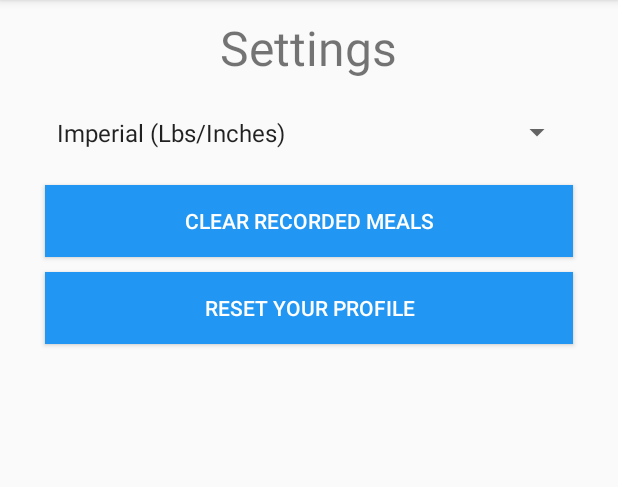
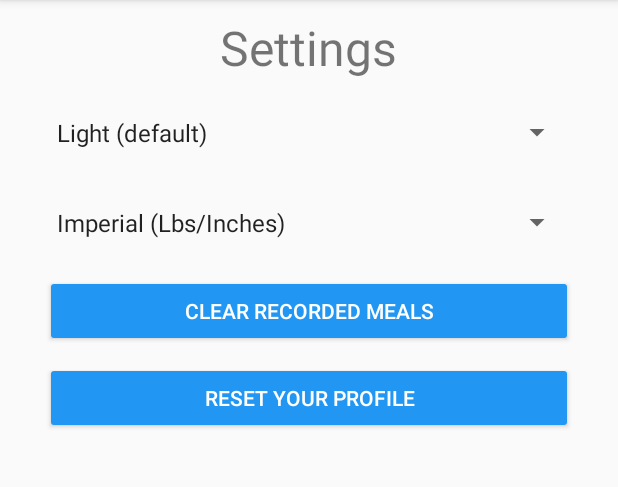
Before and after one commit to WiseHollow/NutriM, an Android app: the SettingsActivity screen opened directly, with no data from a screen before it, on a phone screen of 412 x 824 dp, the part 84-571 px from its top. Run offline under Robolectric (Android 15) with nearby library versions, the phone set to English and light mode, and no system bars; 1 statement that could not run was skipped.

Commit message:
Application now has 2 themes (Light and Dark). Buttons no longer have static background color.

```diff
--- a/app/src/main/java/net/johnbrooks/nutrim/activities/EditProfileActivity.java
+++ b/app/src/main/java/net/johnbrooks/nutrim/activities/EditProfileActivity.java
@@ -11,6 +11,7 @@ import android.widget.TextView;
 import android.widget.Toast;
 
 import net.johnbrooks.nutrim.R;
+import net.johnbrooks.nutrim.utilities.MyApplicationContexts;
 import net.johnbrooks.nutrim.utilities.Profile;
 
 public class EditProfileActivity extends AppCompatActivity
@@ -25,6 +26,7 @@ public class EditProfileActivity extends AppCompatActivity
     protected void onCreate(Bundle savedInstanceState)
     {
         super.onCreate(savedInstanceState);
+        MyApplicationContexts.refreshActivityTheme(EditProfileActivity.this);
         setContentView(R.layout.activity_edit_profile);
 
         //
--- a/app/src/main/java/net/johnbrooks/nutrim/activities/HomeActivity.java
+++ b/app/src/main/java/net/johnbrooks/nutrim/activities/HomeActivity.java
@@ -38,6 +38,7 @@ public class HomeActivity extends AppCompatActivity
     protected void onCreate(Bundle savedInstanceState)
     {
         super.onCreate(savedInstanceState);
+        MyApplicationContexts.refreshActivityTheme(HomeActivity.this);
         setContentView(R.layout.activity_home);
     }
 
--- a/app/src/main/java/net/johnbrooks/nutrim/activities/ManualUpdateActivity.java
+++ b/app/src/main/java/net/johnbrooks/nutrim/activities/ManualUpdateActivity.java
@@ -5,12 +5,12 @@ import android.support.v7.app.AppCompatActivity;
 import android.os.Bundle;
 import android.view.Menu;
 import android.view.MenuItem;
-import android.view.View;
 import android.widget.EditText;
 import android.widget.ImageView;
 import android.widget.Toast;
 
 import net.johnbrooks.nutrim.R;
+import net.johnbrooks.nutrim.utilities.MyApplicationContexts;
 import net.johnbrooks.nutrim.utilities.Profile;
 import net.johnbrooks.nutrim.wrapper.NutritionIXItem;
 
@@ -30,6 +30,7 @@ public class ManualUpdateActivity extends AppCompatActivity
     protected void onCreate(Bundle savedInstanceState)
     {
         super.onCreate(savedInstanceState);
+        MyApplicationContexts.refreshActivityTheme(ManualUpdateActivity.this);
         setContentView(R.layout.activity_manual_update);
 
         //
--- a/app/src/main/java/net/johnbrooks/nutrim/activities/MyProfileActivity.java
+++ b/app/src/main/java/net/johnbrooks/nutrim/activities/MyProfileActivity.java
@@ -11,6 +11,7 @@ import android.widget.LinearLayout;
 import android.widget.TextView;
 
 import net.johnbrooks.nutrim.R;
+import net.johnbrooks.nutrim.utilities.MyApplicationContexts;
 import net.johnbrooks.nutrim.utilities.Profile;
 import net.johnbrooks.nutrim.wrapper.NutritionIXItem;
 
@@ -23,6 +24,7 @@ public class MyProfileActivity extends AppCompatActivity
     protected void onCreate(Bundle savedInstanceState)
     {
         super.onCreate(savedInstanceState);
+        MyApplicationContexts.refreshActivityTheme(MyProfileActivity.this);
         setContentView(R.layout.activity_my_profile);
 
         //
--- a/app/src/main/java/net/johnbrooks/nutrim/activities/NewAccountActivity.java
+++ b/app/src/main/java/net/johnbrooks/nutrim/activities/NewAccountActivity.java
@@ -46,6 +46,7 @@ public class NewAccountActivity extends AppCompatActivity
     protected void onCreate(Bundle savedInstanceState)
     {
         super.onCreate(savedInstanceState);
+        MyApplicationContexts.refreshActivityTheme(NewAccountActivity.this);
         setContentView(R.layout.activity_new_account);
         MyApplicationContexts.getLatestContextWrapper(NewAccountActivity.this);
 
--- a/app/src/main/java/net/johnbrooks/nutrim/activities/SplashActivity.java
+++ b/app/src/main/java/net/johnbrooks/nutrim/activities/SplashActivity.java
@@ -20,6 +20,7 @@ public class SplashActivity extends Activity
         super.onCreate(savedInstanceState);
         requestWindowFeature(Window.FEATURE_NO_TITLE);
         setContentView(R.layout.activity_splash);
+        //setContentView(R.layout.activity_splash);
     }
 
     @Override
--- a/app/src/main/java/net/johnbrooks/nutrim/activities/UpdateActivity.java
+++ b/app/src/main/java/net/johnbrooks/nutrim/activities/UpdateActivity.java
@@ -53,6 +53,7 @@ public class UpdateActivity extends AppCompatActivity
     protected void onCreate(Bundle savedInstanceState)
     {
         super.onCreate(savedInstanceState);
+        MyApplicationContexts.refreshActivityTheme(UpdateActivity.this);
         setContentView(R.layout.activity_update);
         //
         // Prepare back button
--- a/app/src/main/res/layout/activity_edit_profile.xml
+++ b/app/src/main/res/layout/activity_edit_profile.xml
@@ -200,7 +200,6 @@
                 android:id="@+id/editProfileActivity_button_finish"
                 android:layout_width="match_parent"
                 android:layout_height="wrap_content"
-                android:background="#2196F3"
                 android:textColor="#fff"
                 android:text="Finish"
                 android:layout_marginTop="20dp"
--- a/app/src/main/res/layout/activity_my_profile.xml
+++ b/app/src/main/res/layout/activity_my_profile.xml
@@ -211,7 +211,6 @@
         android:id="@+id/myProfileActivity_button_editProfile"
         android:layout_width="match_parent"
         android:layout_height="wrap_content"
-        android:background="#2196F3"
         android:textColor="#fff"
         android:text="Edit Profile"
         android:layout_marginTop="2dp"
--- a/app/src/main/res/layout/activity_new_account.xml
+++ b/app/src/main/res/layout/activity_new_account.xml
@@ -154,7 +154,6 @@
                 android:id="@+id/newAccountActivity_button_finish"
                 android:layout_width="match_parent"
                 android:layout_height="wrap_content"
-                android:background="#2196F3"
                 android:textColor="#fff"
                 android:text="Let's Go"
                 android:layout_marginTop="20dp"
--- a/app/src/main/res/layout/activity_settings.xml
+++ b/app/src/main/res/layout/activity_settings.xml
@@ -18,6 +18,18 @@
         />
 
     <Spinner
+        android:id="@+id/settingsActivity_theme"
+        android:layout_width="match_parent"
+        android:layout_height="50dp"
+        android:entries="@array/themes"
+        android:layout_marginBottom="10dp"
+        android:layout_marginRight="30dp"
+        android:layout_marginLeft="30dp"
+        >
+
+    </Spinner>
+
+    <Spinner
         android:id="@+id/settingsActivity_spinner_measurement"
         android:layout_width="match_parent"
         android:layout_height="50dp"
@@ -33,7 +45,6 @@
         android:id="@+id/settingsActivity_button_clearFood"
         android:layout_width="match_parent"
         android:layout_height="wrap_content"
-        android:background="#2196F3"
         android:textColor="#fff"
         android:text="Clear recorded meals"
         android:layout_marginBottom="10dp"
@@ -44,7 +55,6 @@
         android:id="@+id/settingsActivity_button_resetProfile"
         android:layout_width="match_parent"
         android:layout_height="wrap_content"
-        android:background="#2196F3"
         android:textColor="#fff"
         android:text="Reset your profile"
         android:layout_marginBottom="10dp"
--- a/app/src/main/res/layout/activity_update.xml
+++ b/app/src/main/res/layout/activity_update.xml
@@ -24,12 +24,14 @@
             android:id="@+id/updateActivity_button_search"
             android:layout_width="wrap_content"
             android:layout_height="wrap_content"
+            android:textColor="#fff"
             android:text="Search"/>
 
         <Button
             android:id="@+id/updateActivity_button_manual"
             android:layout_width="wrap_content"
             android:layout_height="wrap_content"
+            android:textColor="#fff"
             android:text="Manual"/>
 
     </LinearLayout>
--- a/app/src/main/res/layout/dialog_item_details.xml
+++ b/app/src/main/res/layout/dialog_item_details.xml
@@ -153,7 +153,6 @@
         android:id="@+id/dialog_item_details_button_okay"
         android:layout_width="match_parent"
         android:layout_height="wrap_content"
-        android:background="#2196F3"
         android:textColor="#fff"
         android:text="Okay"
         android:layout_marginTop="15dp"
--- a/app/src/main/res/values/colors.xml
+++ b/app/src/main/res/values/colors.xml
@@ -4,13 +4,15 @@
     <color name="colorPrimaryDark">#303F9F</color>
     <color name="colorAccent">#2196F3</color>
 
-    <color name="colorPrimary_Dark">#5D707F</color>
-    <color name="colorPrimaryDark_Dark">#2B2B2B</color>
-    <color name="colorAccent_Dark">#868786</color>
+    <color name="colorPrimary_Dark">#212121</color>
+    <color name="colorPrimaryDark_Dark">#0A0A0A</color>
+    <color name="colorAccent_Dark">#303030</color>
 
     <color name="progressGood">#66CED6</color>
     <color name="progressOkay">#6597D3</color>
     <color name="progressBad">#5E6DD1</color>
 
-    <color name="buttonPrimary">#66CED6</color>
+    <color name="buttonPrimary">#6CC469</color>
+    <color name="buttonPrimaryDark">#424242</color>
+    <color name="buttonPrimaryOld">#2196F3</color>
 </resources>
--- a/app/src/main/res/values/strings.xml
+++ b/app/src/main/res/values/strings.xml
@@ -11,4 +11,9 @@
         <item>Imperial (Lbs/Inches)</item>
         <item>Metric (Kg, Cm)</item>
     </string-array>
+
+    <string-array name="themes">
+        <item>Light (default)</item>
+        <item>Dark</item>
+    </string-array>
 </resources>
--- a/app/src/main/res/values/styles.xml
+++ b/app/src/main/res/values/styles.xml
@@ -6,12 +6,14 @@
         <item name="colorPrimary">@color/colorPrimary</item>
         <item name="colorPrimaryDark">@color/colorPrimaryDark</item>
         <item name="colorAccent">@color/colorAccent</item>
+        <item name="colorButtonNormal">@color/buttonPrimaryOld</item>
     </style>
     <style name="DarkTheme" parent="Theme.AppCompat">
         <!-- Customize your theme here. -->
         <item name="colorPrimary">@color/colorPrimary_Dark</item>
         <item name="colorPrimaryDark">@color/colorPrimaryDark_Dark</item>
         <item name="colorAccent">@color/colorAccent_Dark</item>
+        <item name="colorButtonNormal">@color/buttonPrimaryDark</item>
     </style>
 
     <style name="AppTheme.AppBarOverlay" parent="ThemeOverlay.AppCompat.Dark.ActionBar" />
```
Also changed, not shown: app/src/main/java/net/johnbrooks/nutrim/activities/SettingsActivity.java (+41 -0 lines), app/src/main/java/net/johnbrooks/nutrim/utilities/MyApplicationContexts.java (+24 -0 lines), app/src/main/java/net/johnbrooks/nutrim/utilities/Profile.java (+31 -1 lines), app/src/main/res/layout/activity_home.xml (+5 -5 lines).
